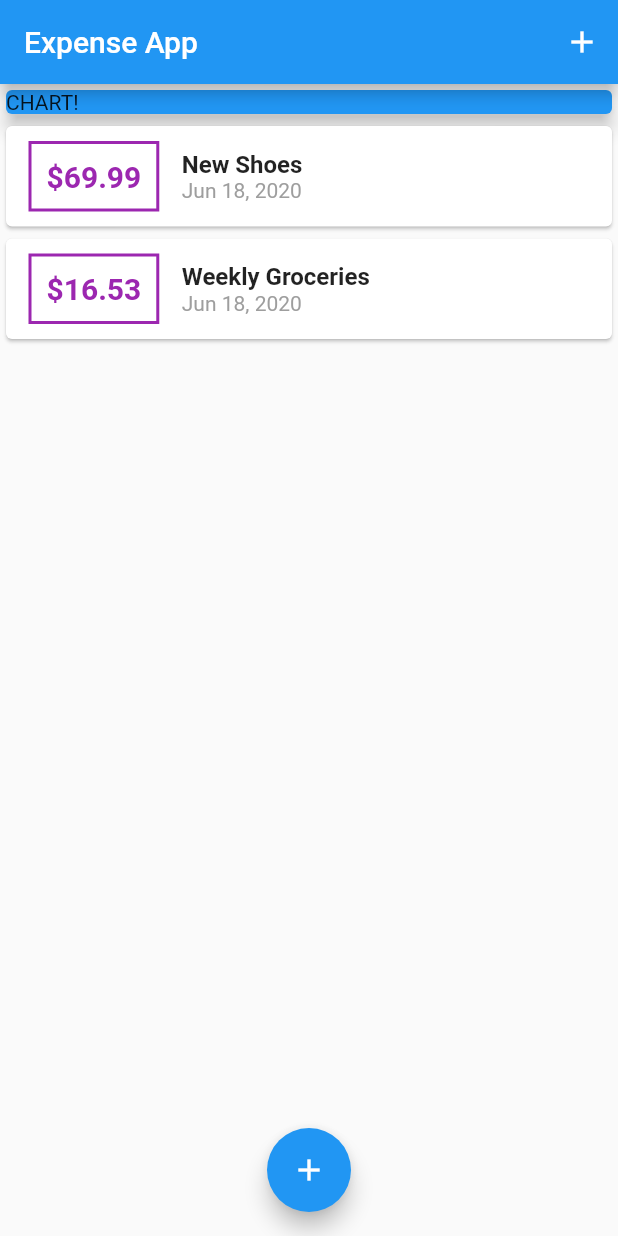
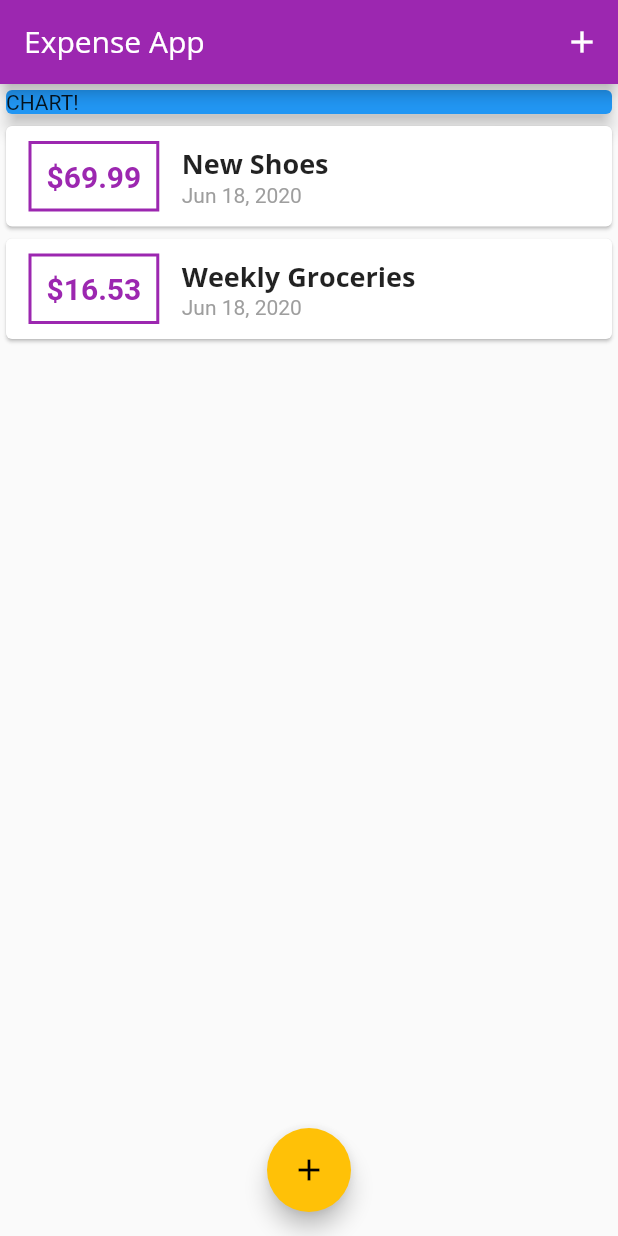
Before and after one commit to diwpro007/expense-app, a Flutter app: the screen it shows after launch, on a phone screen of 412 x 824 dp. Run offline on Flutter 3.47's test engine with Material 2 defaults, Android fonts, the phone set to English and light mode, and no system bars.

Commit message:
Added custom fonts

```diff
--- a/lib/main.dart
+++ b/lib/main.dart
@@ -10,7 +10,27 @@ class MyApp extends StatelessWidget {
   @override
   Widget build(BuildContext context) {
     return MaterialApp(
-      title: 'Flutter App',
+      title: 'Expense App',
+      theme: ThemeData(
+        primarySwatch: Colors.purple,
+        accentColor: Colors.amber,
+        fontFamily: 'Quicksand',
+        textTheme: ThemeData.light().textTheme.copyWith(
+              title: TextStyle(
+                fontFamily: 'OpenSans',
+                fontWeight: FontWeight.bold,
+                fontSize: 18,
+              ),
+            ),
+        appBarTheme: AppBarTheme(
+          textTheme: ThemeData.light().textTheme.copyWith(
+                title: TextStyle(
+                  fontFamily: 'OpenSans',
+                  fontSize: 20,
+                ),
+              ),
+        ),
+      ),
       home: MyHomePage(),
     );
   }
@@ -64,7 +84,7 @@ class _MyHomePageState extends State<MyHomePage> {
         actions: <Widget>[
           IconButton(
             icon: Icon(Icons.add),
-            onPressed: ()  => _startAddNewTransaction(context),
+            onPressed: () => _startAddNewTransaction(context),
           ),
         ],
       ),
@@ -89,7 +109,7 @@ class _MyHomePageState extends State<MyHomePage> {
       floatingActionButtonLocation: FloatingActionButtonLocation.centerFloat,
       floatingActionButton: FloatingActionButton(
         child: Icon(Icons.add),
-        onPressed: ()  => _startAddNewTransaction(context),
+        onPressed: () => _startAddNewTransaction(context),
       ),
     );
   }
--- a/lib/widgets/transaction_list.dart
+++ b/lib/widgets/transaction_list.dart
@@ -23,7 +23,7 @@ class TransactionList extends StatelessWidget {
                     ),
                     decoration: BoxDecoration(
                       border: Border.all(
-                        color: Colors.purple,
+                        color: Theme.of(context).primaryColor,
                         width: 2,
                       ),
                     ),
@@ -33,7 +33,7 @@ class TransactionList extends StatelessWidget {
                       style: TextStyle(
                         fontWeight: FontWeight.bold,
                         fontSize: 20,
-                        color: Colors.purple,
+                        color: Theme.of(context).primaryColor,
                       ),
                     ),
                   ),
@@ -42,10 +42,7 @@ class TransactionList extends StatelessWidget {
                     children: <Widget>[
                       Text(
                         transactions[index].title,
-                        style: TextStyle(
-                          fontWeight: FontWeight.bold,
-                          fontSize: 16,
-                        ),
+                        style: Theme.of(context).textTheme.title,
                       ),
                       Text(
                         DateFormat('MMM dd, yyyy')
```
Also changed, not shown: pubspec.yaml (+11 -6 lines), assets/fonts/OpenSans-Bold.ttf (added), assets/fonts/OpenSans-Regular.ttf (added), assets/fonts/Quicksand-Bold.ttf (added), assets/fonts/Quicksand-Light.ttf (added), assets/fonts/Quicksand-Medium.ttf (added), assets/fonts/Quicksand-Regular.ttf (added), pubspec.lock.
